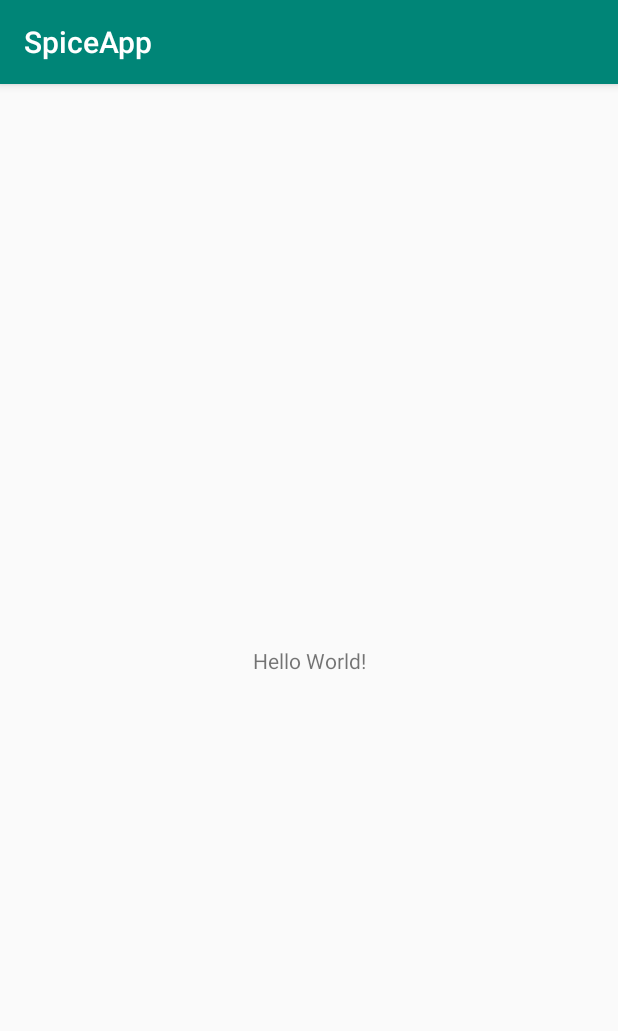
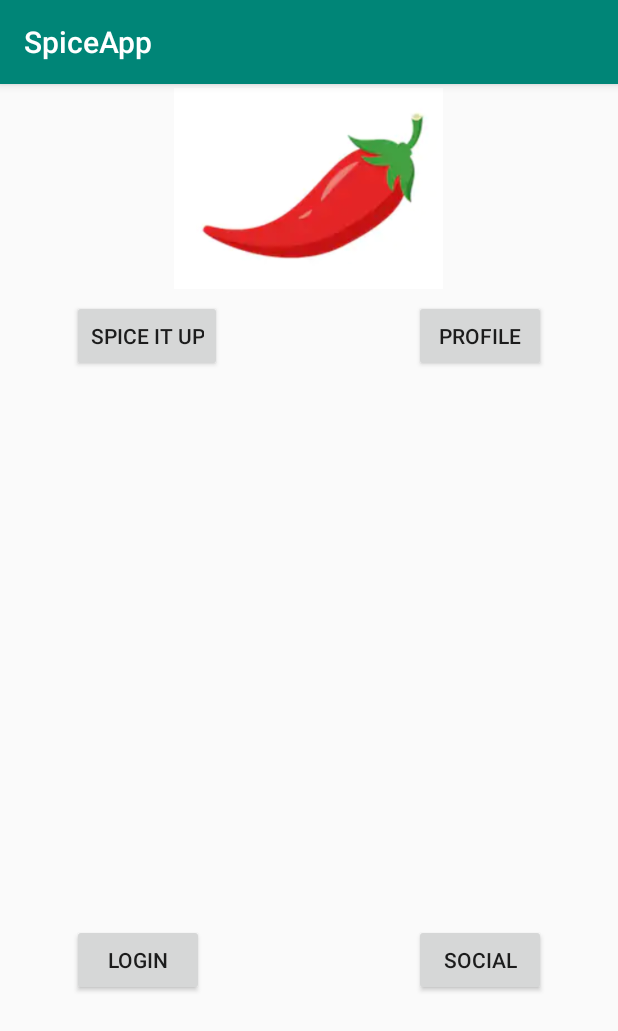
Before and after one commit to aam659/SpiceApp, an Android app: the screen it shows after launch (MainActivity before the commit, HomePageActivity after it), on a phone screen of 412 x 824 dp. Shown: the top 1031 px of the screen. Run offline under Robolectric (Android 15) with nearby library versions, the phone set to English and light mode, and no system bars.

Commit message:
Added buttons to homepage. Login, Profile, and Social are currently dummy buttons, SIU currently directs to spice it up page

```diff
--- a/App/SpiceApp/app/src/main/AndroidManifest.xml
+++ b/App/SpiceApp/app/src/main/AndroidManifest.xml
@@ -9,8 +9,9 @@
         android:roundIcon="@mipmap/ic_launcher_round"
         android:supportsRtl="true"
         android:theme="@style/AppTheme">
-        <activity android:name=".spiceItUp"></activity>
-        <activity android:name=".MainActivity">
+        <activity android:name=".SpiceItUp"></activity>
+        <activity android:name=".HomePage"></activity>
+        <activity android:name=".HomePage$HomePageActivity">
             <intent-filter>
                 <action android:name="android.intent.action.MAIN" />
 
--- /dev/null
+++ b/App/SpiceApp/app/src/main/java/com/example/spiceapp/HomePage.java
@@ -0,0 +1,70 @@
+package com.example.spiceapp;
+
+import android.content.Intent;
+import android.support.v7.app.AppCompatActivity;
+import android.os.Bundle;
+import android.view.View;
+import android.widget.Button;
+import android.widget.Toast;
+
+public class HomePage extends AppCompatActivity {
+
+    @Override
+    protected void onCreate(Bundle savedInstanceState) {
+        super.onCreate(savedInstanceState);
+        setContentView(R.layout.activity_home_page);
+    }
+
+    public static class HomePageActivity extends AppCompatActivity{
+
+
+        protected void onCreate(Bundle savedInstanceState){
+            super.onCreate(savedInstanceState);
+            setContentView(R.layout.activity_home_page);
+
+            final Button btnLogin =(Button) findViewById(R.id.btnLogin);
+            final Button btnSpiceItUp =(Button) findViewById(R.id.btnSpice);
+            final Button btnSocial = (Button) findViewById(R.id.btnSocial);
+            final Button btnProfile = (Button) findViewById(R.id.btnProfile);
+
+            btnLogin.setOnClickListener(new View.OnClickListener() {
+                @Override
+                public void onClick(View v) {
+                    Toast.makeText(v.getContext(), "LOGIN BUTTON CLICKED", Toast.LENGTH_LONG).show();
+                }
+            });
+
+            btnSpiceItUp.setOnClickListener(new View.OnClickListener() {
+                @Override
+                public void onClick(View v) {
+                    System.out.println("siu clicked");
+                    Toast.makeText(v.getContext(), "SIU BUTTON CLICKED", Toast.LENGTH_LONG).show();
+                    Intent nextScreen = new Intent(v.getContext(), SpiceItUp.class);
+                    startActivityForResult(nextScreen, 0);
+                }
+            });
+
+            btnSocial.setOnClickListener(new View.OnClickListener() {
+                @Override
+                public void onClick(View v) {
+                    Toast.makeText(v.getContext(), "SOCIAL BUTTON CLICKED", Toast.LENGTH_LONG).show();
+                }
+            });
+
+            btnProfile.setOnClickListener(new View.OnClickListener() {
+                @Override
+                public void onClick(View v) {
+                    Toast.makeText(v.getContext(), "PROFILE BUTTON CLICKED", Toast.LENGTH_LONG).show();
+                }
+            });
+
+
+
+        }
+
+
+    }
+
+
+
+}
--- a/App/SpiceApp/app/src/main/java/com/example/spiceapp/MainActivity.java
+++ /dev/null
@@ -1,13 +0,0 @@
-package com.example.spiceapp;
-
-import android.support.v7.app.AppCompatActivity;
-import android.os.Bundle;
-
-public class MainActivity extends AppCompatActivity {
-
-    @Override
-    protected void onCreate(Bundle savedInstanceState) {
-        super.onCreate(savedInstanceState);
-        setContentView(R.layout.activity_main);
-    }
-}
--- a/App/SpiceApp/app/src/main/java/com/example/spiceapp/spiceItUp.java
+++ b/App/SpiceApp/app/src/main/java/com/example/spiceapp/spiceItUp.java
@@ -3,7 +3,7 @@ package com.example.spiceapp;
 import android.support.v7.app.AppCompatActivity;
 import android.os.Bundle;
 
-public class spiceItUp extends AppCompatActivity {
+public class SpiceItUp extends AppCompatActivity {
 
     @Override
     protected void onCreate(Bundle savedInstanceState) {
--- /dev/null
+++ b/App/SpiceApp/app/src/main/res/layout/activity_home_page.xml
@@ -0,0 +1,69 @@
+<?xml version="1.0" encoding="utf-8"?>
+<android.support.constraint.ConstraintLayout xmlns:android="http://schemas.android.com/apk/res/android"
+    xmlns:app="http://schemas.android.com/apk/res-auto"
+    xmlns:tools="http://schemas.android.com/tools"
+    android:layout_width="match_parent"
+    android:layout_height="match_parent"
+    tools:context=".HomePage">
+
+    <Button
+        android:id="@+id/btnSpice"
+        android:layout_width="wrap_content"
+        android:layout_height="wrap_content"
+        android:layout_marginStart="48dp"
+        android:layout_marginLeft="48dp"
+        android:layout_marginTop="144dp"
+        android:text="@string/btnSIU"
+        app:layout_constraintStart_toStartOf="parent"
+        app:layout_constraintTop_toTopOf="parent"
+        tools:text="Spice It Up" />
+
+    <Button
+        android:id="@+id/btnProfile"
+        android:layout_width="wrap_content"
+        android:layout_height="wrap_content"
+        android:layout_marginTop="144dp"
+        android:layout_marginEnd="48dp"
+        android:layout_marginRight="48dp"
+        android:text="@string/strProfile"
+        app:layout_constraintEnd_toEndOf="parent"
+        app:layout_constraintTop_toTopOf="parent" />
+
+    <Button
+        android:id="@+id/btnLogin"
+        android:layout_width="wrap_content"
+        android:layout_height="wrap_content"
+        android:layout_marginStart="48dp"
+        android:layout_marginLeft="48dp"
+        android:layout_marginBottom="160dp"
+        android:text="@string/strLogin"
+        app:layout_constraintBottom_toBottomOf="parent"
+        app:layout_constraintStart_toStartOf="parent" />
+
+    <Button
+        android:id="@+id/btnSocial"
+        android:layout_width="wrap_content"
+        android:layout_height="wrap_content"
+        android:layout_marginEnd="48dp"
+        android:layout_marginRight="48dp"
+        android:layout_marginBottom="160dp"
+        android:text="@string/strSocial"
+        app:layout_constraintBottom_toBottomOf="parent"
+        app:layout_constraintEnd_toEndOf="parent" />
+
+    <ImageView
+        android:id="@+id/imageView3"
+        android:layout_width="179dp"
+        android:layout_height="139dp"
+        android:layout_marginStart="116dp"
+        android:layout_marginLeft="116dp"
+        android:layout_marginEnd="116dp"
+        android:layout_marginRight="116dp"
+        android:contentDescription="@string/picChilli"
+        android:src="@drawable/chilli"
+        app:layout_constraintEnd_toEndOf="parent"
+        app:layout_constraintHorizontal_bias="0.0"
+        app:layout_constraintStart_toStartOf="parent"
+        tools:layout_editor_absoluteY="277dp" />
+
+</android.support.constraint.ConstraintLayout>
--- a/App/SpiceApp/app/src/main/res/layout/activity_main.xml
+++ /dev/null
@@ -1,18 +0,0 @@
-<?xml version="1.0" encoding="utf-8"?>
-<android.support.constraint.ConstraintLayout xmlns:android="http://schemas.android.com/apk/res/android"
-    xmlns:app="http://schemas.android.com/apk/res-auto"
-    xmlns:tools="http://schemas.android.com/tools"
-    android:layout_width="match_parent"
-    android:layout_height="match_parent"
-    tools:context=".MainActivity">
-
-    <TextView
-        android:layout_width="wrap_content"
-        android:layout_height="wrap_content"
-        android:text="Hello World!"
-        app:layout_constraintBottom_toBottomOf="parent"
-        app:layout_constraintLeft_toLeftOf="parent"
-        app:layout_constraintRight_toRightOf="parent"
-        app:layout_constraintTop_toTopOf="parent" />
-
-</android.support.constraint.ConstraintLayout>
--- a/App/SpiceApp/app/src/main/res/layout/activity_spice_it_up.xml
+++ b/App/SpiceApp/app/src/main/res/layout/activity_spice_it_up.xml
@@ -4,7 +4,7 @@
     xmlns:tools="http://schemas.android.com/tools"
     android:layout_width="match_parent"
     android:layout_height="match_parent"
-    tools:context=".spiceItUp">
+    tools:context=".SpiceItUp">
 
     <Button
         android:id="@+id/btnSIU"
--- a/App/SpiceApp/app/src/main/res/values/strings.xml
+++ b/App/SpiceApp/app/src/main/res/values/strings.xml
@@ -1,4 +1,9 @@
 <resources>
     <string name="app_name">SpiceApp</string>
     <string name="btnSIU">Spice It Up</string>
+    <string name="strProfile">Profile</string>
+    <string name="strSpice" />
+    <string name="strLogin">Login</string>
+    <string name="strSocial">Social</string>
+    <string name="picChilli" />
 </resources>
```
Also changed, not shown: App/SpiceApp/app/src/main/res/drawable/chilli.PNG (added).
